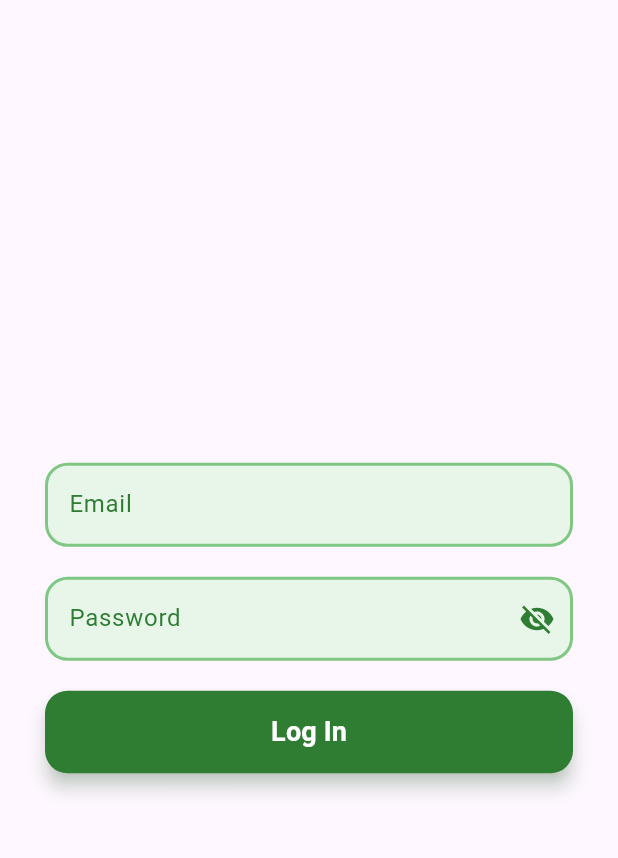
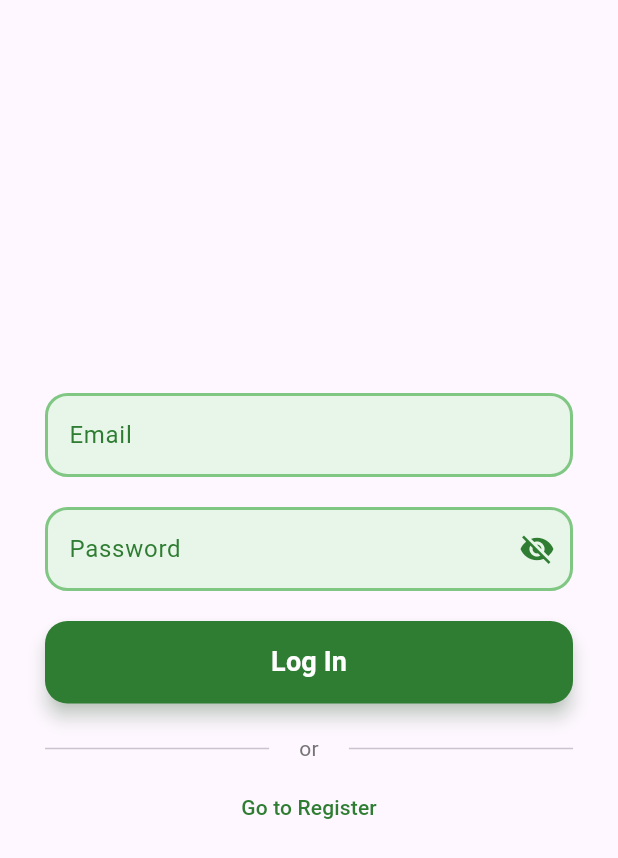
Before and after one commit to VitorFranciscoDev/chattr-app, a Flutter app: the screen it shows after launch, on a phone screen of 412 x 824 dp. Shown: the top 858 px of the screen. Run offline on Flutter 3.47's test engine with Material 3 defaults, Android fonts, the phone set to English and light mode, and no system bars; our stand-ins replace shared_preferences; accounts and stored records are empty.

Commit message:
feat: login done

```diff
--- a/lib/infrastructure/presentation/auth/login_screen.dart
+++ b/lib/infrastructure/presentation/auth/login_screen.dart
@@ -1,4 +1,5 @@
 import 'package:chattr_app/infrastructure/presentation/auth/auth_state.dart';
+import 'package:chattr_app/infrastructure/presentation/auth/user_register_screen.dart';
 import 'package:flutter/material.dart';
 import 'package:provider/provider.dart';
 
@@ -146,6 +147,21 @@ class _LoginScreenState extends State<LoginScreen> {
                 ),
               ),
             ),
+            const SizedBox(height: 20),
+            Row(
+              children: [
+                Expanded(child: Divider()),
+                const SizedBox(width: 20),
+                Text("or", style: TextStyle(color: Colors.grey[600])),
+                const SizedBox(width: 20),
+                Expanded(child: Divider()),
+              ],
+            ),
+            const SizedBox(height: 5),
+            TextButton(
+              onPressed: () => Navigator.push(context, MaterialPageRoute(builder: (context) => UserRegisterScreen())),
+              child: const Text("Go to Register", style: TextStyle(color: Color(0xFF2E7D32))),
+            ),
           ],
         ),
       ),
```
Also changed, not shown: lib/infrastructure/presentation/auth/user_register_screen.dart (+15 -0 lines).
